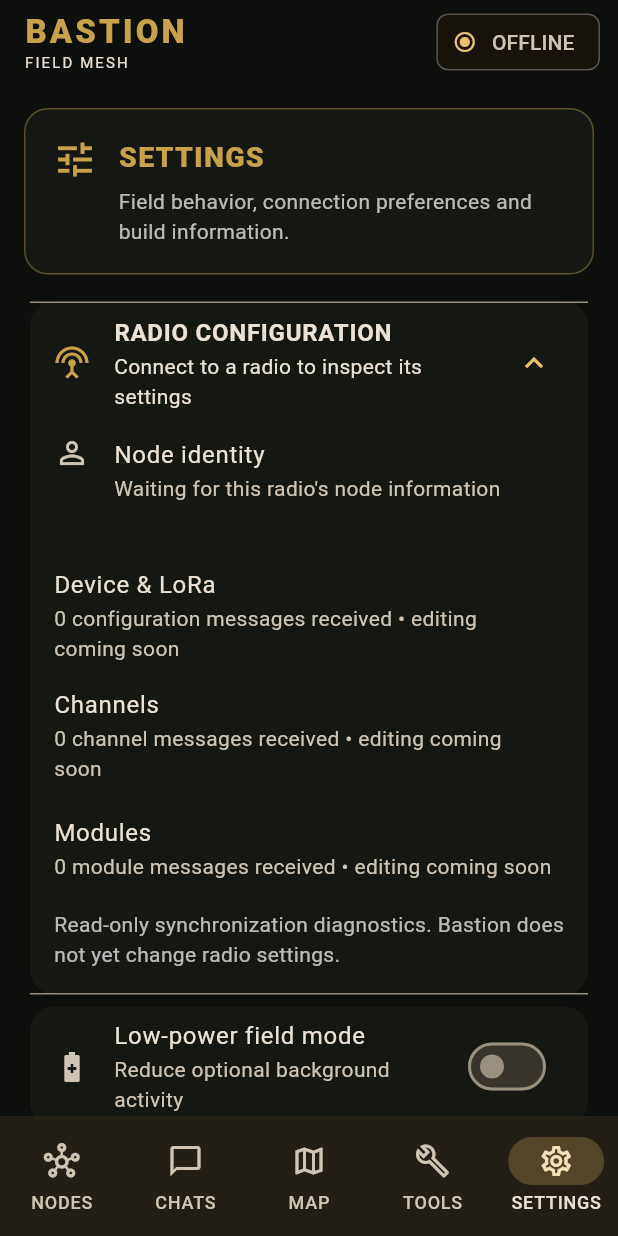
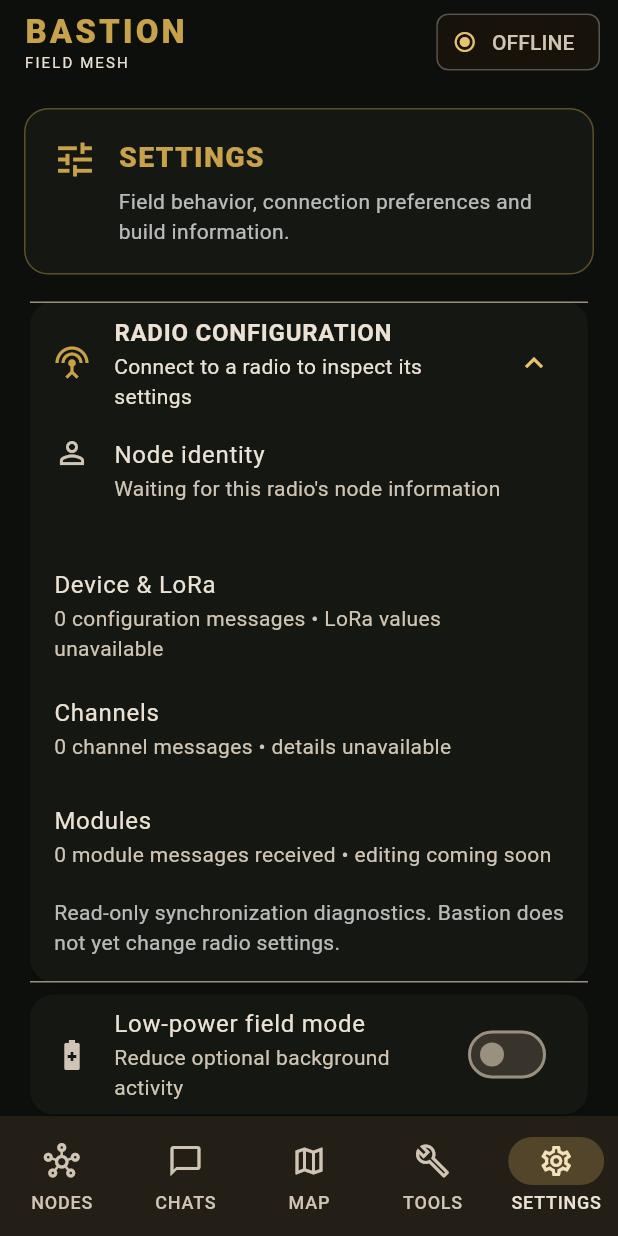
Before and after one commit to charlottemeshtastic/Bastion-Meshtastic, a Flutter app: the screen it shows after launch, item 5 of the bottom bar chosen, on a phone screen of 412 x 824 dp. Run offline on Flutter 3.47's test engine with Material 3 defaults, Android fonts, the phone set to English and light mode, and no system bars; our stand-ins replace shared_preferences; missing offline and left inert: universal_ble.

Commit message:
Show decoded LoRa region preset hop limit and channel names in Settings

```diff
--- a/lib/main.dart
+++ b/lib/main.dart
@@ -771,9 +771,13 @@ class _SettingsPage extends StatelessWidget {
               isThreeLine: true,
             ),
             ListTile(title: const Text('Device & LoRa'),
-              subtitle: Text('${radio.radioConfigCount} configuration messages received • editing coming soon')),
+              subtitle: Text(radio.loraSettings.isEmpty
+                ? '${radio.radioConfigCount} configuration messages • LoRa values unavailable'
+                : radio.loraSettings.join('\n'))),
             ListTile(title: const Text('Channels'),
-              subtitle: Text('${radio.channelConfigCount} channel messages received • editing coming soon')),
+              subtitle: Text(radio.channelSettings.isEmpty
+                ? '${radio.channelConfigCount} channel messages • details unavailable'
+                : radio.channelSettings.join('\n'))),
             ListTile(title: const Text('Modules'),
               subtitle: Text('${radio.moduleConfigCount} module messages received • editing coming soon')),
             const Padding(
```
